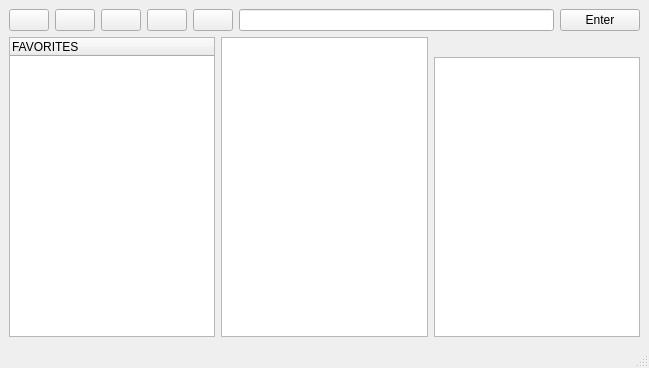
Old version of the form mainwindow.ui in the repository JustPreo/Proyecto-Estru-1.
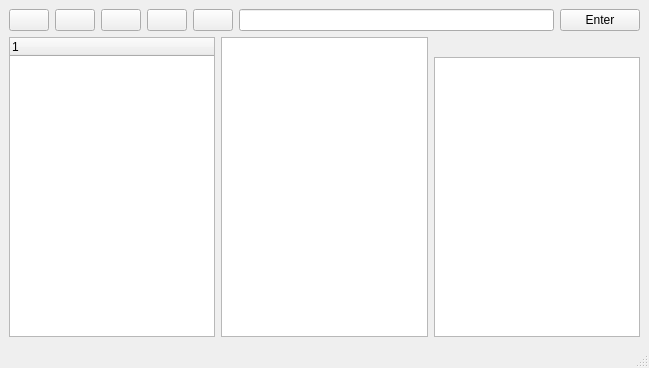
New version of the form. Icons and pictures are not drawn.

The edit to the form file:
```diff
--- a/mainwindow.ui
+++ b/mainwindow.ui
@@ -86,13 +86,7 @@
     <item>
      <layout class="QHBoxLayout" name="horizontalLayout_3">
       <item>
-       <widget class="QTreeWidget" name="treeView">
-        <column>
-         <property name="text">
-          <string>FAVORITES</string>
-         </property>
-        </column>
-       </widget>
+       <widget class="QTreeWidget" name="treeView"/>
       </item>
       <item>
        <widget class="QTreeWidget" name="treeWidget">
```
Left out of the diff: 6 changed lines with no effect on the pictures.
